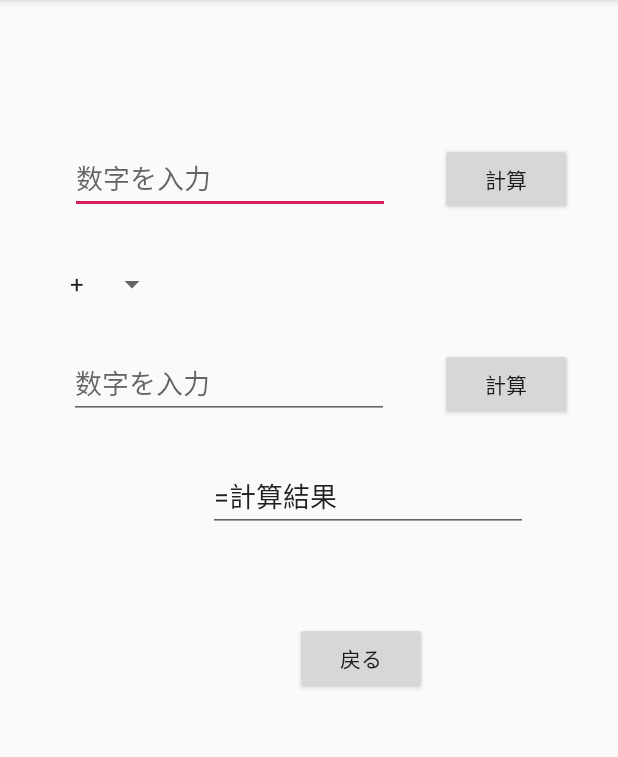
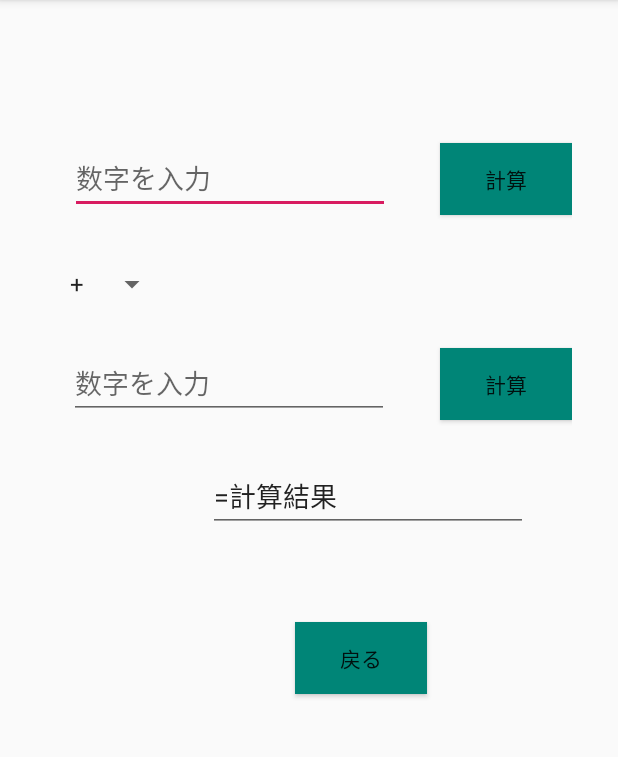
Before and after one commit to assy3/memo_app, an Android app: the screen it shows after launch (MainActivity), on a phone screen of 412 x 824 dp, the part 84-841 px from its top. Run offline under Robolectric (Android 15) with nearby library versions, the phone set to English and light mode, and no system bars.

Commit message:
buttonの色追加

```diff
--- /dev/null
+++ b/app/src/main/res/drawable/button_background.xml
@@ -0,0 +1,7 @@
+<?xml version="1.0" encoding="utf-8"?>
+<selector xmlns:android="http://schemas.android.com/apk/res/android">
+    <!-- 押されている状態 -->
+    <item android:state_pressed="true" android:drawable="@color/colorAccent"/>
+    <!-- 押されていない状態 -->
+    <item android:state_pressed="false" android:drawable="@color/colorPrimary"/>
+</selector>
--- a/app/src/main/res/layout/activity_main.xml
+++ b/app/src/main/res/layout/activity_main.xml
@@ -50,6 +50,7 @@
             android:layout_width="wrap_content"
             android:layout_height="wrap_content"
             android:layout_marginStart="33dp"
+            android:background="@drawable/button_background"
             android:text="@string/button_calc"
             app:layout_constraintBaseline_toBaselineOf="@+id/numberInput1"
             app:layout_constraintStart_toEndOf="@+id/numberInput1" />
@@ -71,6 +72,7 @@
             android:layout_width="wrap_content"
             android:layout_height="wrap_content"
             android:text="@string/button_calc"
+            android:background="@drawable/button_background"
             app:layout_constraintBaseline_toBaselineOf="@+id/numberInput2"
             app:layout_constraintEnd_toEndOf="@+id/calcButton1"
             app:layout_constraintHorizontal_bias="0.0"
@@ -95,6 +97,7 @@
             android:layout_height="wrap_content"
             android:layout_marginStart="58dp"
             android:layout_marginTop="60dp"
+            android:background="@drawable/button_background"
             android:text="@string/button_back"
             app:layout_constraintStart_toStartOf="@+id/editText3"
             app:layout_constraintTop_toBottomOf="@+id/editText3" />
```
